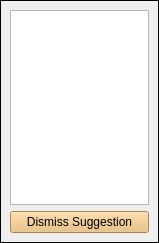
Before: the Qt Designer form comment.ui in starswap/MLProgrammingIDE, drawn with Qt 5.
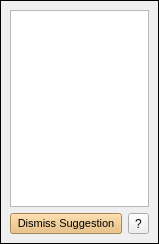
After: the same form once the commit is applied.

The edit to the form file:
```diff
--- a/comment.ui
+++ b/comment.ui
@@ -7,7 +7,7 @@
     <x>0</x>
     <y>0</y>
     <width>159</width>
-    <height>243</height>
+    <height>244</height>
    </rect>
   </property>
   <property name="sizePolicy">
@@ -46,7 +46,7 @@
      <property name="frameShadow">
       <enum>QFrame::Raised</enum>
      </property>
-     <layout class="QVBoxLayout" name="verticalLayout_2">
+     <layout class="QVBoxLayout" name="verticalLayout_2" stretch="0,0">
       <item>
        <widget class="QTextEdit" name="commentText">
         <property name="font">
@@ -61,7 +61,14 @@
        </widget>
       </item>
       <item>
+       <layout class="QHBoxLayout" name="horizontalLayout">
+        <item>
        <widget class="QPushButton" name="dismissButton">
+          <property name="font">
+           <font>
+            <pointsize>8</pointsize>
+           </font>
+          </property>
         <property name="styleSheet">
          <string notr="true">background-color: rgb(233, 185, 110)</string>
         </property>
@@ -69,6 +76,18 @@
          <string>Dismiss Suggestion</string>
         </property>
        </widget>
+        </item>
+        <item>
+         <widget class="QToolButton" name="helpButton">
+          <property name="toolTip">
+           <string>To add your own syntax hints, edit the Syntax_Rules.txt file. You can also share this file with others</string>
+          </property>
+          <property name="text">
+           <string>?</string>
+          </property>
+         </widget>
+        </item>
+       </layout>
       </item>
      </layout>
     </widget>
```
Left out of the diff: 6 changed lines with no effect on the pictures. Lines whose indentation alone changed are shown as unchanged.
